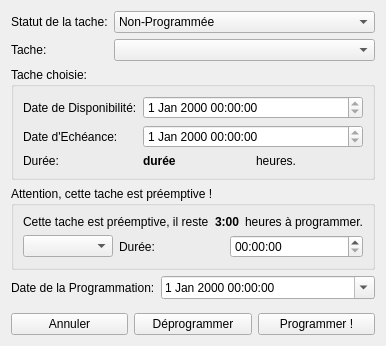
Stardust1002/Project_Calendar, file Project_Calendar/GUI/programmationtache.ui: the form before one commit.
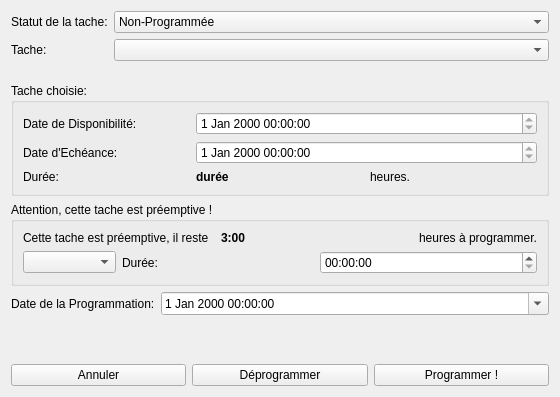
The form after the commit.

Patch:
```diff
--- a/Project_Calendar/GUI/programmationtache.ui
+++ b/Project_Calendar/GUI/programmationtache.ui
@@ -6,8 +6,8 @@
    <rect>
     <x>0</x>
     <y>0</y>
-    <width>362</width>
-    <height>346</height>
+    <width>560</width>
+    <height>397</height>
    </rect>
   </property>
   <property name="windowTitle">
```
